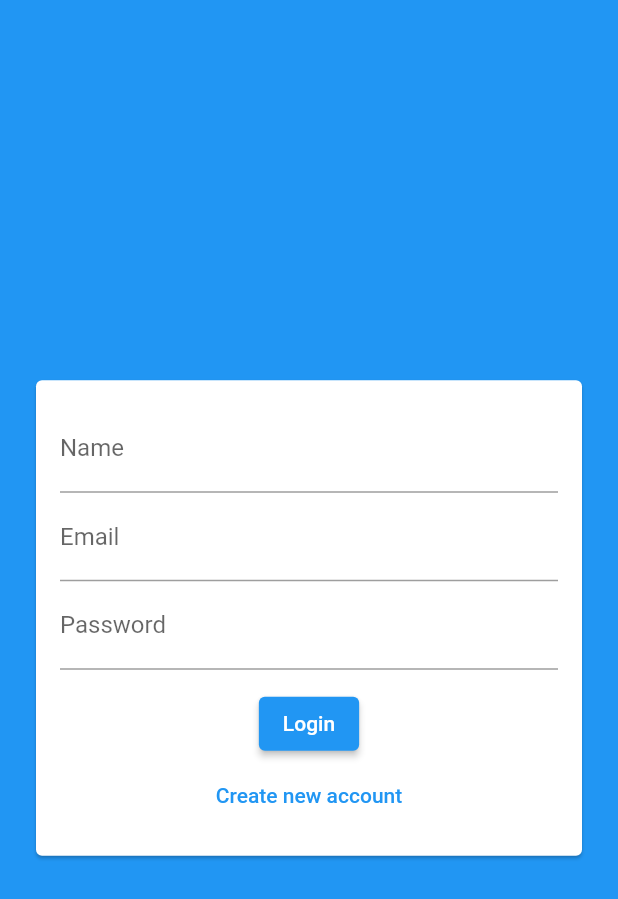
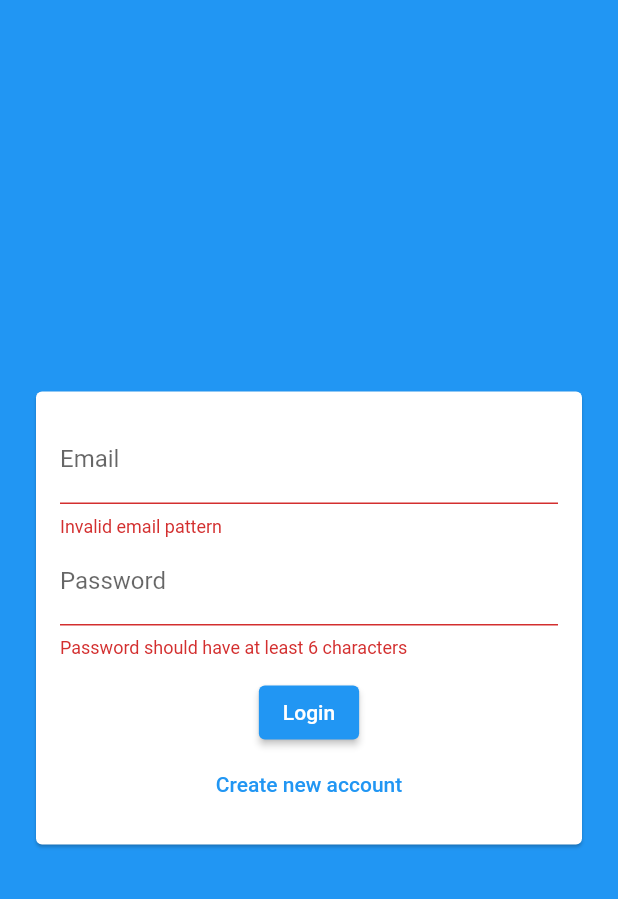
Before and after one commit to HenriqueCisi/project_chat, a Flutter app: the screen it shows after launch, after a tap on "Login", on a phone screen of 412 x 824 dp. Shown: the top 899 px of the screen. Run offline on Flutter 3.47's test engine with Material 2 defaults, Android fonts, the phone set to English and light mode, and no system bars; our stand-ins replace image_picker.

Commit message:
implement file upload on signup

```diff
--- a/lib/components/auth.form.dart
+++ b/lib/components/auth.form.dart
@@ -1,13 +1,46 @@
+import 'dart:io';
+
 import 'package:flutter/material.dart';
+import 'package:project_chat/components/user_image_picker.dart';
+import 'package:project_chat/models/auth.form.data.dart';
 
 class AuthForm extends StatefulWidget {
-  const AuthForm({super.key});
+  final void Function(AuthFormData) onSubmit;
+  const AuthForm({super.key, required this.onSubmit});
 
   @override
   State<AuthForm> createState() => _AuthFormState();
 }
 
 class _AuthFormState extends State<AuthForm> {
+  final _formKey = GlobalKey<FormState>();
+  final _formData = AuthFormData();
+
+  void _handleImagePick(File image) {
+    _formData.image = image;
+  }
+
+  void _submit() {
+    final isValid = _formKey.currentState?.validate() ?? false;
+
+    if (!isValid) {
+      return;
+    }
+
+    if (_formData.image == null && _formData.isSignup) {
+      return _showError('Image not selected');
+    }
+
+    widget.onSubmit(_formData);
+  }
+
+  void _showError(String msg) {
+    ScaffoldMessenger.of(context).showSnackBar(SnackBar(
+      content: Text(msg),
+      backgroundColor: Theme.of(context).colorScheme.error,
+    ));
+  }
+
   @override
   Widget build(BuildContext context) {
     return Card(
@@ -15,23 +48,71 @@ class _AuthFormState extends State<AuthForm> {
       child: Padding(
         padding: const EdgeInsets.all(16),
         child: Form(
+            key: _formKey,
             child: Column(
               children: [
+                if (_formData.isSignup)
+                 UserImagePicker(onImagePick: _handleImagePick,),
+                if (_formData.isSignup)
                   TextFormField(
+                    key: const ValueKey('name'),
+                    initialValue: _formData.name,
+                    onChanged: (name) => _formData.name = name,
                     decoration: const InputDecoration(labelText: 'Name'),
+                    validator: (name) {
+                      final newName = name ?? '';
+
+                      if (newName.trim().length < 5) {
+                        return 'Name should have at least five characters';
+                      }
+
+                      return null;
+                    },
                   ),
                 TextFormField(
+                  key: const ValueKey('email'),
+                  initialValue: _formData.email,
+                  onChanged: (email) => _formData.email = email,
                   decoration: const InputDecoration(labelText: 'Email'),
+                  validator: (email) {
+                    final newEmail = email ?? '';
+
+                    if (!newEmail.contains('@')) {
+                      return 'Invalid email pattern';
+                    }
+                    return null;
+                  },
                 ),
                 TextFormField(
+                  key: const ValueKey('password'),
+                  initialValue: _formData.password,
+                  onChanged: (password) => _formData.password = password,
                   obscureText: true,
                   decoration: const InputDecoration(labelText: 'Password'),
+                  validator: (password) {
+                    final newPassword = password ?? '';
+
+                    if (newPassword.length < 6) {
+                      return 'Password should have at least 6 characters';
+                    }
+                    return null;
+                  },
                 ),
                 const SizedBox(
                   height: 12,
                 ),
-            ElevatedButton(onPressed: (){}, child: const Text('Login')),
-            TextButton(onPressed: (){}, child: const Text('Create new account')),
+                ElevatedButton(
+                    onPressed: _submit,
+                    child: Text(_formData.isLogin ? 'Login' : 'Signup')),
+                TextButton(
+                    onPressed: () {
+                      setState(() {
+                        _formData.toggleAuthMode();
+                      });
+                    },
+                    child: Text(_formData.isLogin
+                        ? 'Create new account'
+                        : 'Already have an account')),
               ],
             )),
       ),
--- a/lib/pages/auth.page.dart
+++ b/lib/pages/auth.page.dart
@@ -1,5 +1,6 @@
 import 'package:flutter/material.dart';
 import 'package:project_chat/components/auth.form.dart';
+import 'package:project_chat/models/auth.form.data.dart';
 
 class AuthPage extends StatefulWidget {
   const AuthPage({super.key});
@@ -9,12 +10,34 @@ class AuthPage extends StatefulWidget {
 }
 
 class _AuthPageState extends State<AuthPage> {
+  bool _isLoading = false;
+
+  void _handleSubmit(AuthFormData formData) {
+    setState(() => _isLoading = true);
+
+    //Implement Logic here
+
+    setState(() => _isLoading = false);
+  }
+
   @override
   Widget build(BuildContext context) {
     return Scaffold(
       backgroundColor: Theme.of(context).primaryColor,
-      body: const Center(
-        child: SingleChildScrollView(child: AuthForm()),
+      body: Stack(
+        children: [
+          Center(
+            child: SingleChildScrollView(
+                child: AuthForm(
+              onSubmit: _handleSubmit,
+            )),
+          ),
+          if (_isLoading)
+            Container(
+              decoration: const BoxDecoration(color: Color.fromRGBO(0, 0, 0, 0.5)),
+              child: const Center(child: CircularProgressIndicator()),
+            )
+        ],
       ),
     );
   }
```
Also changed, not shown: lib/components/user_image_picker.dart (added, +56 -0 lines), 3 other files. Lines whose indentation alone changed are shown as unchanged.
